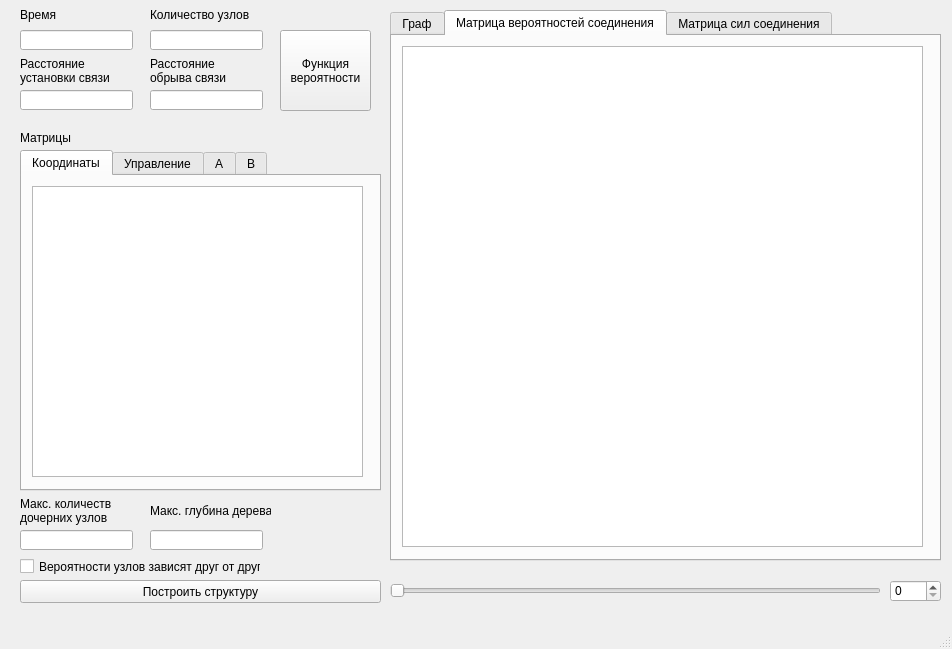
Above: forms/main_win.ui from rmksrv/Multilevel_Hierarchy before the change. Below: the same form after it.
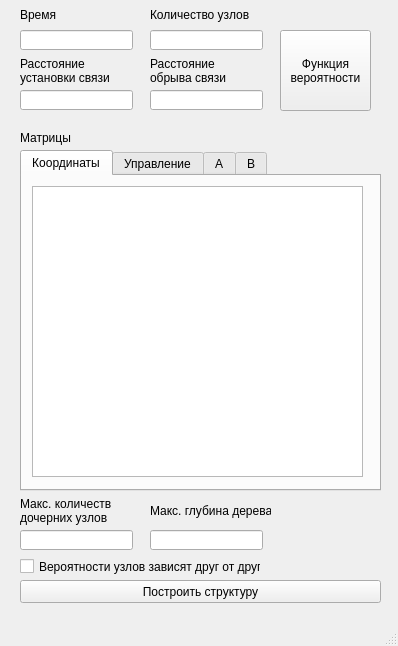
That is the form after the change. Custom widgets are drawn as their Qt base class.

Commit message: finally added support of control input

Patch:
```diff
--- a/forms/main_win.ui
+++ b/forms/main_win.ui
@@ -6,8 +6,8 @@
    <rect>
     <x>0</x>
     <y>0</y>
-    <width>952</width>
-    <height>649</height>
+    <width>398</width>
+    <height>646</height>
    </rect>
   </property>
   <property name="windowTitle">
@@ -219,87 +219,6 @@
      <string>Построить структуру</string>
     </property>
    </widget>
-   <widget class="QTabWidget" name="tabWidget__displayStructure">
-    <property name="geometry">
-     <rect>
-      <x>390</x>
-      <y>10</y>
-      <width>551</width>
-      <height>551</height>
-     </rect>
-    </property>
-    <property name="currentIndex">
-     <number>1</number>
-    </property>
-    <widget class="QWidget" name="tab__displayGraph">
-     <attribute name="title">
-      <string>Граф</string>
-     </attribute>
-     <widget class="MplWidget" name="widget__displayGraph" native="true">
-      <property name="geometry">
-       <rect>
-        <x>10</x>
-        <y>10</y>
-        <width>521</width>
-        <height>501</height>
-       </rect>
-      </property>
-     </widget>
-    </widget>
-    <widget class="QWidget" name="tab__displayProbMatrix">
-     <attribute name="title">
-      <string>Матрица вероятностей соединения</string>
-     </attribute>
-     <widget class="QTableWidget" name="tableWidget__displayProbMatrix">
-      <property name="geometry">
-       <rect>
-        <x>10</x>
-        <y>10</y>
-        <width>521</width>
-        <height>501</height>
-       </rect>
-      </property>
-     </widget>
-    </widget>
-    <widget class="QWidget" name="tab__displayPowerMatrix">
-     <attribute name="title">
-      <string>Матрица сил соединения</string>
-     </attribute>
-     <widget class="QTableWidget" name="tableWidget__displayPowerMatrix">
-      <property name="geometry">
-       <rect>
-        <x>10</x>
-        <y>10</y>
-        <width>521</width>
-        <height>501</height>
-       </rect>
-      </property>
-     </widget>
-    </widget>
-   </widget>
-   <widget class="QSlider" name="horizontalSlider__controlTime">
-    <property name="geometry">
-     <rect>
-      <x>390</x>
-      <y>580</y>
-      <width>491</width>
-      <height>22</height>
-     </rect>
-    </property>
-    <property name="orientation">
-     <enum>Qt::Horizontal</enum>
-    </property>
-   </widget>
-   <widget class="QSpinBox" name="spinBox__controlTime">
-    <property name="geometry">
-     <rect>
-      <x>890</x>
-      <y>580</y>
-      <width>51</width>
-      <height>22</height>
-     </rect>
-    </property>
-   </widget>
    <widget class="QLabel" name="label__inputDistanceLinkOn">
     <property name="geometry">
      <rect>
@@ -375,14 +294,6 @@
   </widget>
   <widget class="QStatusBar" name="statusbar"/>
  </widget>
- <customwidgets>
-  <customwidget>
-   <class>MplWidget</class>
-   <extends>QWidget</extends>
-   <header>mplwidget.h</header>
-   <container>1</container>
-  </customwidget>
- </customwidgets>
  <resources/>
  <connections/>
 </ui>
```
Left out of the diff: 2 changed lines with no effect on the pictures. The commit also changes 6 other files.
